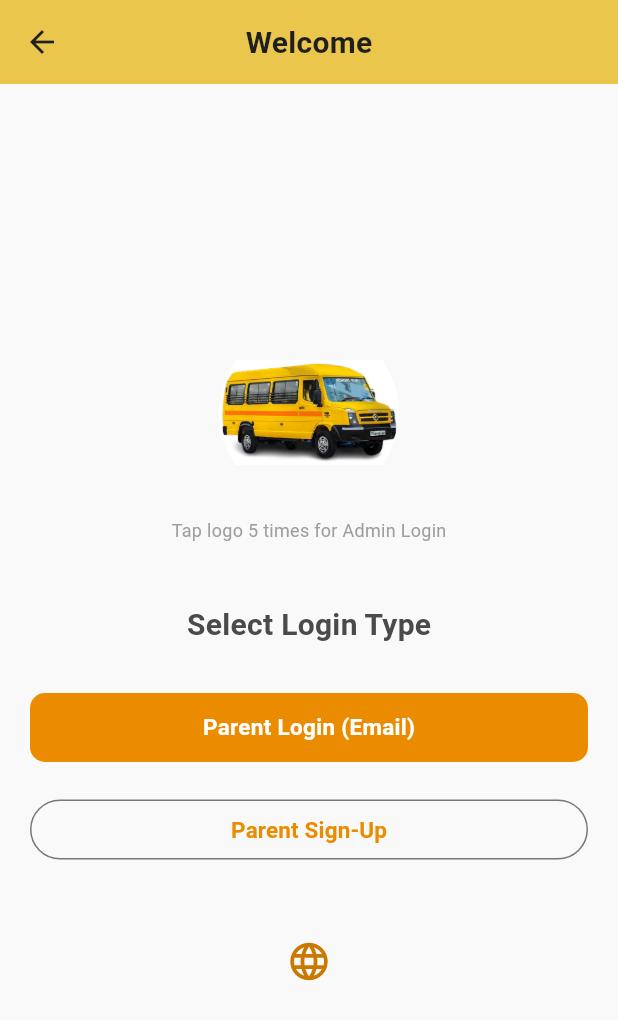
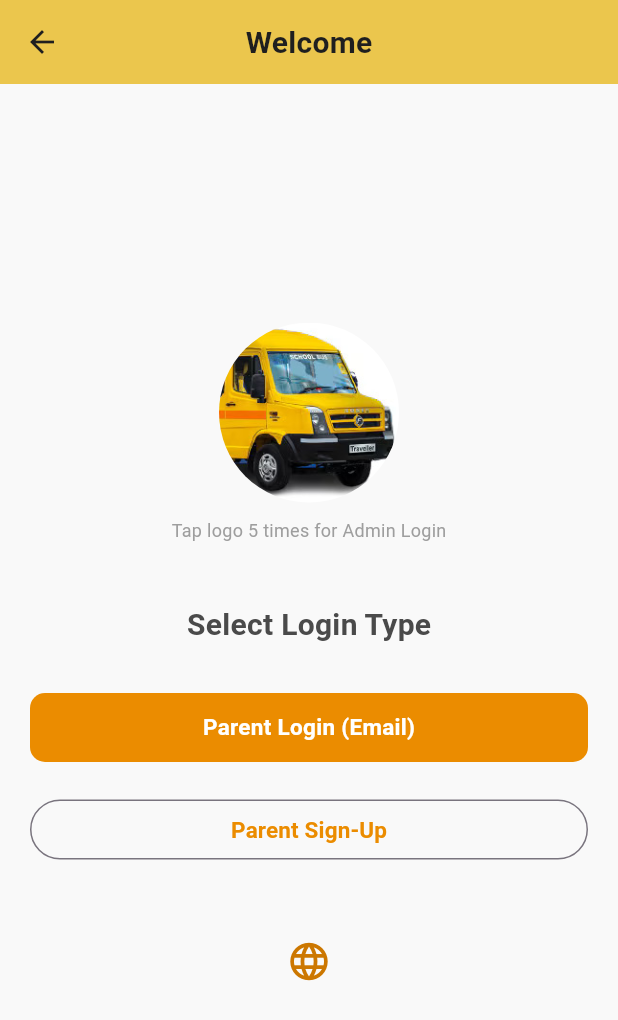
Before and after one commit to Abhishek8010/bus_app, a Flutter app: the screen it shows after launch, after a tap on "Continue", on a phone screen of 412 x 824 dp. Shown: the top 1020 px of the screen. Run offline on Flutter 3.47's test engine with Material 3 defaults, Android fonts, the phone set to English and light mode, and no system bars; our stand-ins replace cloud_firestore, firebase_auth, firebase_core, firebase_messaging, firebase_storage; accounts and stored records are empty.

Commit message:
We reached till parent login

```diff
--- a/lib/screens/auth/login_selection.dart
+++ b/lib/screens/auth/login_selection.dart
@@ -49,7 +49,8 @@ class _LoginSelectionPageState extends State<LoginSelectionPage> {
                         'assets/images/schoolbus.jpg',
                         height: 120,
                         width: 120, // Setting width equal to height ensures a perfect circle
-                        fit: BoxFit.contain, // Ensures the image covers the entire circle area
+                        fit: BoxFit.cover, // Ensures the image covers the entire circle area
+                        alignment: Alignment.topRight,
                       ),
                     ),
                     const SizedBox(height: 10),
--- a/lib/screens/onboarding/owner_info_page.dart
+++ b/lib/screens/onboarding/owner_info_page.dart
@@ -19,6 +19,7 @@ class OwnerInfoPage extends StatelessWidget {
                 child: Image.asset(
                   'assets/images/schoolbus.jpg',
                   fit: BoxFit.cover,
+                  alignment: Alignment.topRight,
                 ),
               ),
             ),
```
Also changed, not shown: lib/screens/admin/students/add_student.dart (+62 -8 lines), lib/screens/parent/parent_home.dart (+7 -0 lines), assets/images/aaba_image1.png (added).
